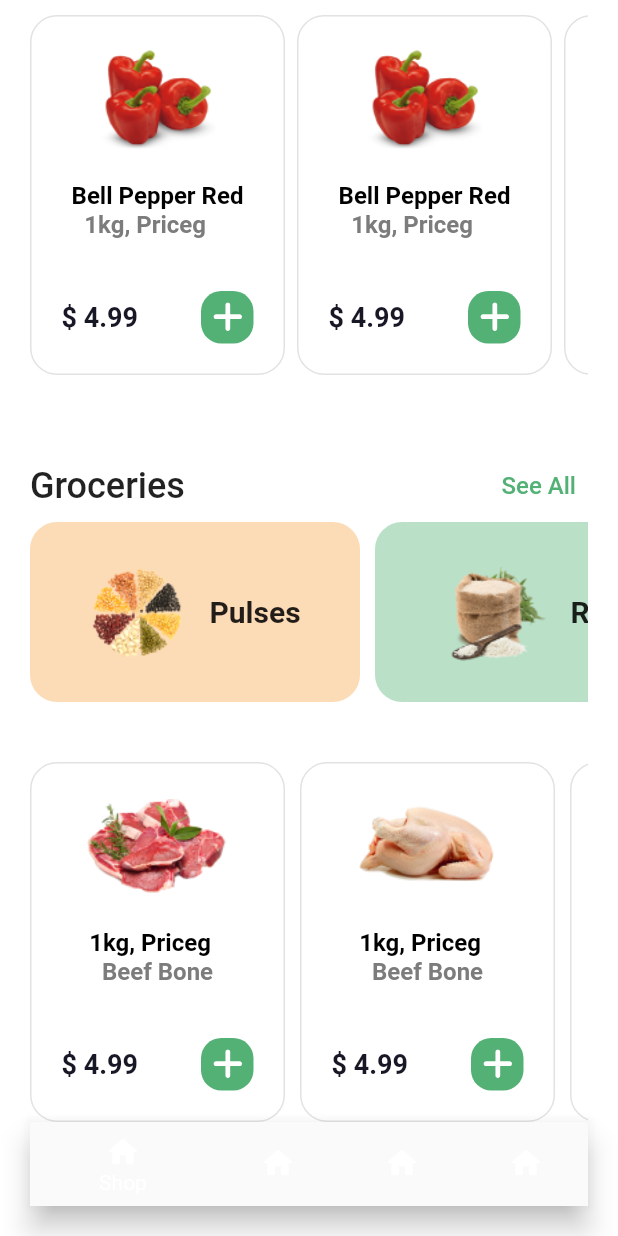
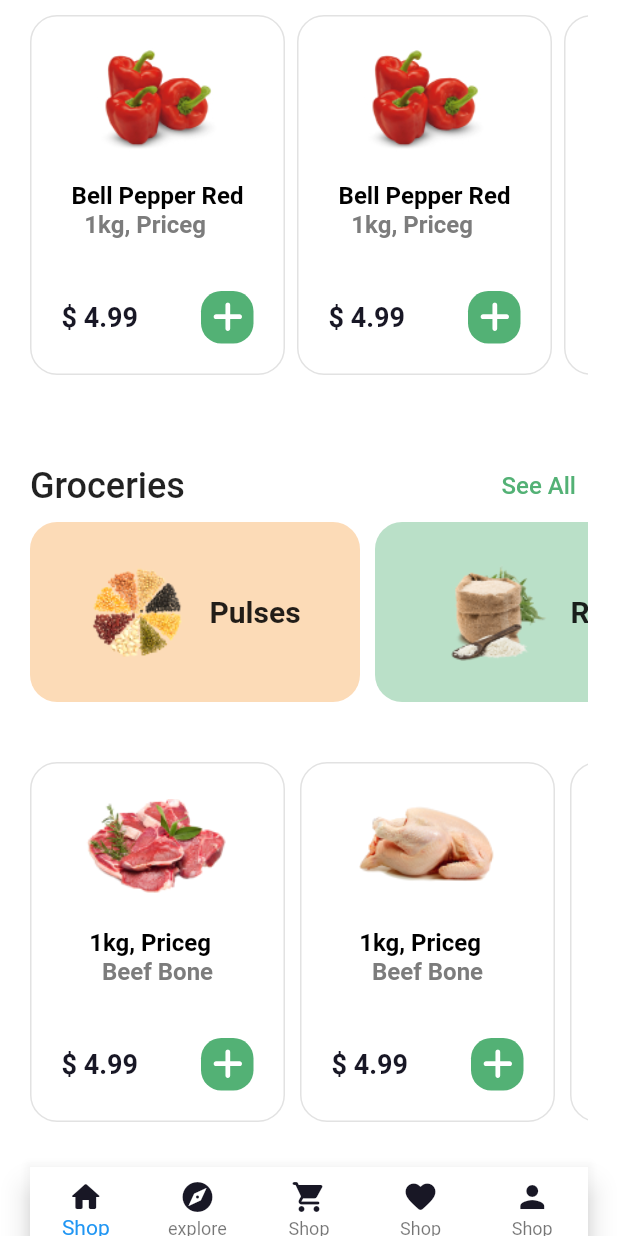
Before and after one commit to TaherSalah/ecommerc_tranning, a Flutter app: the ShopHomeScreen screen opened directly, scrolled down 854 dp, on a phone screen of 412 x 824 dp. Run offline on Flutter 3.47's test engine with Material 2 defaults, Android fonts, the phone set to English and light mode, and no system bars; our stand-ins replace flutter_svg, hexcolor; project files that could hold a hidden picture were left out.

Commit message:
add bottom nav bar

```diff
--- a/lib/layout/home_screen.dart
+++ b/lib/layout/home_screen.dart
@@ -261,7 +261,6 @@ class ShopHomeScreen extends StatelessWidget {
                 height: 120,
                 child: ListView.separated(
                     physics: const BouncingScrollPhysics(),
-
                     scrollDirection: Axis.horizontal,
                     itemBuilder: (context, index) => groceriesBuilder(
                         itemsType[index].image,
@@ -278,32 +277,61 @@ class ShopHomeScreen extends StatelessWidget {
                 child: ListView.separated(
                     physics: const BouncingScrollPhysics(),
                     scrollDirection: Axis.horizontal,
-                    itemBuilder: (context, index) => meatBuilder(meatItemsType[index].image,meatItemsType[index].titleText,meatItemsType[index].subTitleText,),
+                    itemBuilder: (context, index) => meatBuilder(
+                          meatItemsType[index].image,
+                          meatItemsType[index].titleText,
+                          meatItemsType[index].subTitleText,
+                        ),
                     separatorBuilder: (context, index) => const SizedBox(
                           width: 10,
                         ),
-                    itemCount:meatItemsType.length),
+                    itemCount: meatItemsType.length),
               ),
+              Padding(padding: EdgeInsets.symmetric(vertical: 15)),
+              Column(
+                mainAxisAlignment: MainAxisAlignment.end,
+                children: [
                   BottomNavigationBar(
+                    type: BottomNavigationBarType.fixed,
                     backgroundColor: Colors.white,
-                items:const <BottomNavigationBarItem> [
+                    items: <BottomNavigationBarItem>[
                       BottomNavigationBarItem(
-                    icon: Icon(Icons.home_rounded),
+                        icon: Icon(
+                          Icons.home_rounded,
+                          color: HexColor('#181725'),
+                        ),
                         label: 'Shop',
                       ),
                       BottomNavigationBarItem(
-                    icon: Icon(Icons.home_rounded),
+                        icon: Icon(
+                          Icons.explore,
+                          color: HexColor('#181725'),
+                        ),
+                        label: 'explore',
+                      ),
+                      BottomNavigationBarItem(
+                        icon: Icon(
+                          Icons.shopping_cart_rounded,
+                          color: HexColor('#181725'),
+                        ),
                         label: 'Shop',
                       ),
                       BottomNavigationBarItem(
-                    icon: Icon(Icons.home_rounded),
+                        icon: Icon(
+                          Icons.favorite_rounded,
+                          color: HexColor('#181725'),
+                        ),
                         label: 'Shop',
                       ),
                       BottomNavigationBarItem(
-                    icon: Icon(Icons.home_rounded),
+                        icon: Icon(
+                          Icons.person,
+                          color: HexColor('#181725'),
+                        ),
                         label: 'Shop',
                       ),
-
+                    ],
+                  ),
                 ],
               )
             ],
@@ -501,7 +529,12 @@ class ShopHomeScreen extends StatelessWidget {
           ],
         ),
       );
-  Widget meatBuilder(String image, String titleText,String subTitleText,) => Container(
+  Widget meatBuilder(
+    String image,
+    String titleText,
+    String subTitleText,
+  ) =>
+      Container(
         height: 240,
         width: 170,
         decoration: BoxDecoration(
```
Lines whose indentation alone changed are shown as unchanged.
